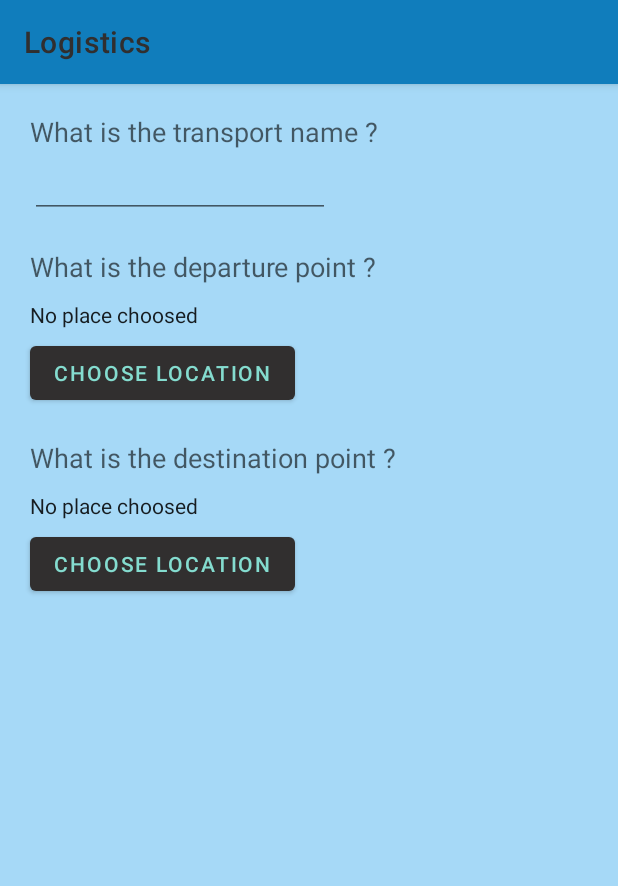
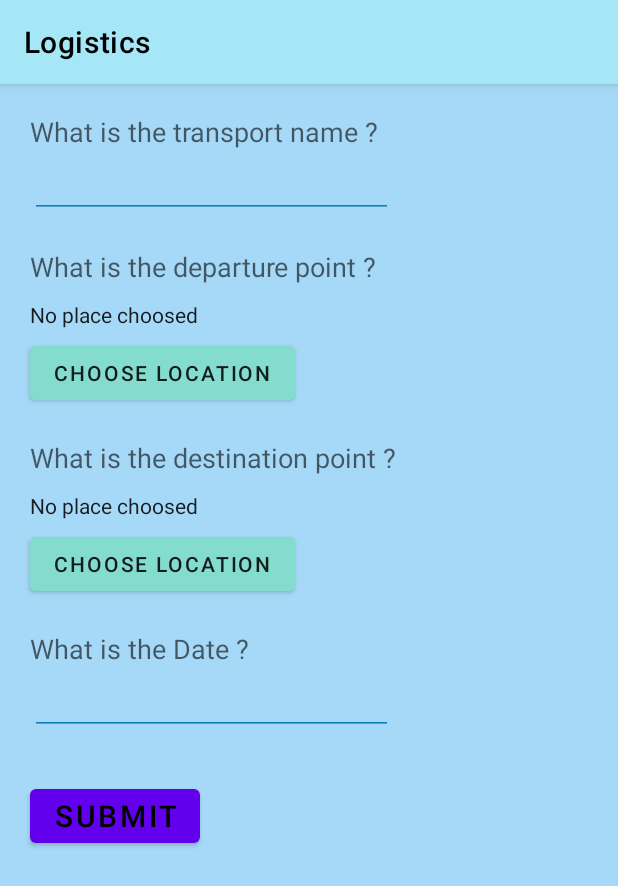
Before and after one commit to aleshark87/LogisticsAndroid, an Android app: the fragment AddTransportFragment placed in its activity, on a phone screen of 412 x 824 dp. Shown: the top 886 px of the screen. Run offline under Robolectric (Android 15) with nearby library versions, the phone set to English and light mode, and no system bars; libraries missing offline, so code that uses them is left out: com.mapbox.mapboxsdk.

Commit message:
done something with colors

```diff
--- a/app/src/main/AndroidManifest.xml
+++ b/app/src/main/AndroidManifest.xml
@@ -3,7 +3,6 @@
     package="com.example.logistics">
     <uses-permission android:name="android.permission.ACCESS_FINE_LOCATION" />
     <application
-
         android:allowBackup="true"
         android:icon="@mipmap/ic_launcher"
         android:label="@string/app_name"
--- a/app/src/main/java/com/example/logistics/AddTransportFragment.java
+++ b/app/src/main/java/com/example/logistics/AddTransportFragment.java
@@ -22,7 +22,8 @@ public class AddTransportFragment extends Fragment {
     private Activity activity;
     private LocViewModel viewModel;
 
-    //TODO database-viewmodel(carditem)-gui con mappa per addare trasporti
+    //TODO database-viewmodel(carditem)
+    //TODO temi, colore sfondo delle card, colore del bottone submit(c'è già lo style)
 
     @Override
     public void onAttach(@NonNull Context context) {
--- a/app/src/main/res/layout/addtransport.xml
+++ b/app/src/main/res/layout/addtransport.xml
@@ -2,7 +2,7 @@
 <ScrollView android:layout_height="match_parent"
     android:layout_width="match_parent"
     xmlns:android="http://schemas.android.com/apk/res/android"
-    android:background="@color/middle_blue"
+    android:background="@color/backgroundFragment"
     android:layout_marginTop="55dp">
 
     <androidx.constraintlayout.widget.ConstraintLayout
@@ -26,11 +26,13 @@
 
         <com.google.android.material.textfield.TextInputEditText
             android:id="@+id/editTitle"
-            android:layout_width="200dp"
+            android:layout_width="match_parent"
             android:layout_height="wrap_content"
             app:layout_constraintStart_toStartOf="parent"
             app:layout_constraintTop_toBottomOf="@id/labelTitle"
-            android:layout_marginLeft="20dp">
+            android:layout_marginLeft="20dp"
+            android:layout_marginRight="150dp"
+            android:backgroundTint="@color/star_command">
         </com.google.android.material.textfield.TextInputEditText>
 
         <TextView
@@ -66,7 +68,7 @@
             android:layout_marginTop="5dp"
             android:layout_marginLeft="20dp"
             android:text="CHOOSE LOCATION"
-            style="@style/homepageBt">
+            style="@style/normalBt">
         </Button>
 
         <TextView
@@ -102,8 +104,43 @@
             android:layout_marginTop="5dp"
             android:layout_marginLeft="20dp"
             android:text="CHOOSE LOCATION"
-            style="@style/homepageBt">
+            style="@style/normalBt">
         </Button>
 
+        <TextView
+            android:id="@+id/dateLabel"
+            android:layout_width="wrap_content"
+            android:layout_height="wrap_content"
+            app:layout_constraintStart_toStartOf="parent"
+            app:layout_constraintTop_toBottomOf="@id/stopLocationButton"
+            android:text="What is the Date ?"
+            style="@style/TextAppearance.AppCompat.Medium"
+            android:layout_marginTop="20dp"
+            android:layout_marginLeft="20dp">
+        </TextView>
+
+        <com.google.android.material.textfield.TextInputEditText
+            android:id="@+id/editTextDate"
+            android:layout_width="match_parent"
+            android:layout_height="wrap_content"
+            app:layout_constraintStart_toStartOf="parent"
+            app:layout_constraintTop_toBottomOf="@id/dateLabel"
+            android:layout_marginLeft="20dp"
+            android:layout_marginRight="150dp"
+            android:inputType="date"
+            android:backgroundTint="@color/star_command">
+        </com.google.android.material.textfield.TextInputEditText>
+
+        <Button
+            android:id="@+id/submitButton"
+            android:layout_width="wrap_content"
+            android:layout_height="wrap_content"
+            app:layout_constraintStart_toStartOf="parent"
+            app:layout_constraintTop_toBottomOf="@id/editTextDate"
+            android:layout_marginTop="30dp"
+            android:layout_marginLeft="20dp"
+            android:text="Submit"
+            android:textSize="20dp">
+        </Button>
     </androidx.constraintlayout.widget.ConstraintLayout>
 </ScrollView>
--- a/app/src/main/res/layout/company.xml
+++ b/app/src/main/res/layout/company.xml
@@ -2,7 +2,7 @@
 <ScrollView android:layout_height="match_parent"
     android:layout_width="match_parent"
     xmlns:android="http://schemas.android.com/apk/res/android"
-    android:background="@color/middle_blue"
+    android:background="@color/backgroundFragment"
     android:layout_marginTop="55dp">
 
     <androidx.constraintlayout.widget.ConstraintLayout
--- a/app/src/main/res/layout/home.xml
+++ b/app/src/main/res/layout/home.xml
@@ -3,7 +3,7 @@
     xmlns:app="http://schemas.android.com/apk/res-auto"
     xmlns:tools="http://schemas.android.com/tools"
     android:layout_width="match_parent"
-    android:background="@color/middle_blue"
+    android:background="@color/backgroundFragment"
     android:layout_height="match_parent">
 
     <TextView
--- a/app/src/main/res/layout/locationpicker.xml
+++ b/app/src/main/res/layout/locationpicker.xml
@@ -17,8 +17,6 @@
         android:layout_height="wrap_content"
         android:layout_gravity="bottom"
         android:layout_margin="8dp"
-        android:text="Select a location"
-        android:textColor="@android:color/white"
-        android:background="@color/star_command" />
+        android:text="Select a location"/>
 
 </FrameLayout>
--- a/app/src/main/res/layout/topbar.xml
+++ b/app/src/main/res/layout/topbar.xml
@@ -10,8 +10,7 @@
         android:layout_height="?attr/actionBarSize"
         app:title="@string/app_name"
         style="@style/Widget.MaterialComponents.Toolbar.Primary"
-        android:backgroundTint="@color/star_command"
-        app:titleTextColor="@color/jet"
+        android:backgroundTint="@color/backgroundTopbar"
         />
 
 </com.google.android.material.appbar.AppBarLayout>
--- /dev/null
+++ b/app/src/main/res/values-night/colors.xml
@@ -0,0 +1,6 @@
+<?xml version="1.0" encoding="utf-8"?>
+<resources>
+    <color name="backgroundTopbar">@color/black</color>
+    <color name="backgroundFragment">@color/prussian_blue</color>
+    <color name="buttonColor">#6b0504</color>
+</resources>
--- a/app/src/main/res/values-night/themes.xml
+++ b/app/src/main/res/values-night/themes.xml
@@ -4,7 +4,7 @@
         <!-- Primary brand color. -->
         <item name="colorPrimary">@color/purple_200</item>
         <item name="colorPrimaryVariant">@color/purple_700</item>
-        <item name="colorOnPrimary">@color/black</item>
+        <item name="colorOnPrimary">@color/white</item>
         <!-- Secondary brand color. -->
         <item name="colorSecondary">@color/teal_200</item>
         <item name="colorSecondaryVariant">@color/teal_200</item>
--- a/app/src/main/res/values/colors.xml
+++ b/app/src/main/res/values/colors.xml
@@ -11,4 +11,8 @@
     <color name="jet">#312F2F</color>
     <color name="middle_blue">#A6D9F7</color>
     <color name="star_command">#107DBC</color>
+    <color name="prussian_blue">#052538</color>
+    <color name="backgroundTopbar">#A6E7F7</color>
+    <color name="backgroundFragment">@color/middle_blue</color>
+    <color name="buttonColor">@color/middle_blue_green</color>
 </resources>
--- a/app/src/main/res/values/style.xml
+++ b/app/src/main/res/values/style.xml
@@ -1,13 +1,13 @@
 <?xml version="1.0" encoding="utf-8"?>
 <resources>
-    <style name="homepageBt" parent="TextAppearance.MaterialComponents.Button">
-        <item name="android:textColor">@color/middle_blue_green</item>
-        <item name="backgroundTint">@color/jet</item>
+    <style name="normalBt" parent="TextAppearance.MaterialComponents.Button">
+        <item name="android:backgroundTint">@color/buttonColor</item>
+    </style>
+    <style name="submitBt" parent="TextAppearance.MaterialComponents.Button">
+        <item name="android:backgroundTint">@color/submitButton</item>
     </style>
     <style name="bigLabelJet" parent="TextAppearance.AppCompat.Large">
-        <item name="android:textColor">@color/jet</item>
     </style>
     <style name="smallLabelJet" parent="TextAppearance.AppCompat">
-        <item name="android:textColor">@color/jet</item>
     </style>
 </resources>
--- a/app/src/main/res/values/themes.xml
+++ b/app/src/main/res/values/themes.xml
@@ -4,7 +4,7 @@
         <!-- Primary brand color. -->
         <item name="colorPrimary">@color/purple_500</item>
         <item name="colorPrimaryVariant">@color/purple_700</item>
-        <item name="colorOnPrimary">@color/white</item>
+        <item name="colorOnPrimary">@color/black</item>
         <!-- Secondary brand color. -->
         <item name="colorSecondary">@color/teal_200</item>
         <item name="colorSecondaryVariant">@color/teal_700</item>
```
